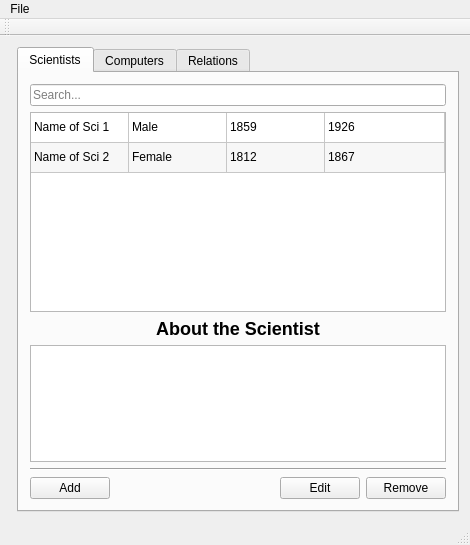
This is code/ui/mainwindow.ui in Danielos15/Skil-1-Verklegt-n-mskei-1 as Qt 5 draws it before an edit. The edited form follows.
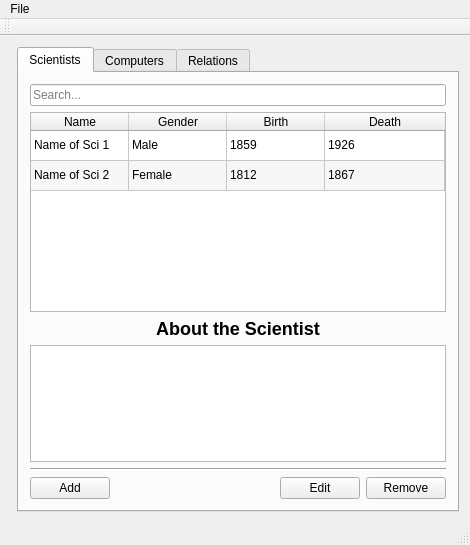
This is the edited form. The open tabs and pages were chosen to show the change.

Commit message: New sqlite db added

The edit to the form file:
```diff
--- a/code/ui/mainwindow.ui
+++ b/code/ui/mainwindow.ui
@@ -125,7 +125,7 @@
            <bool>true</bool>
           </property>
           <attribute name="horizontalHeaderVisible">
-           <bool>false</bool>
+           <bool>true</bool>
           </attribute>
           <attribute name="horizontalHeaderCascadingSectionResizes">
            <bool>false</bool>
```
Left out of the diff: 2 changed lines with no effect on the pictures. The commit also changes 1 other file.
